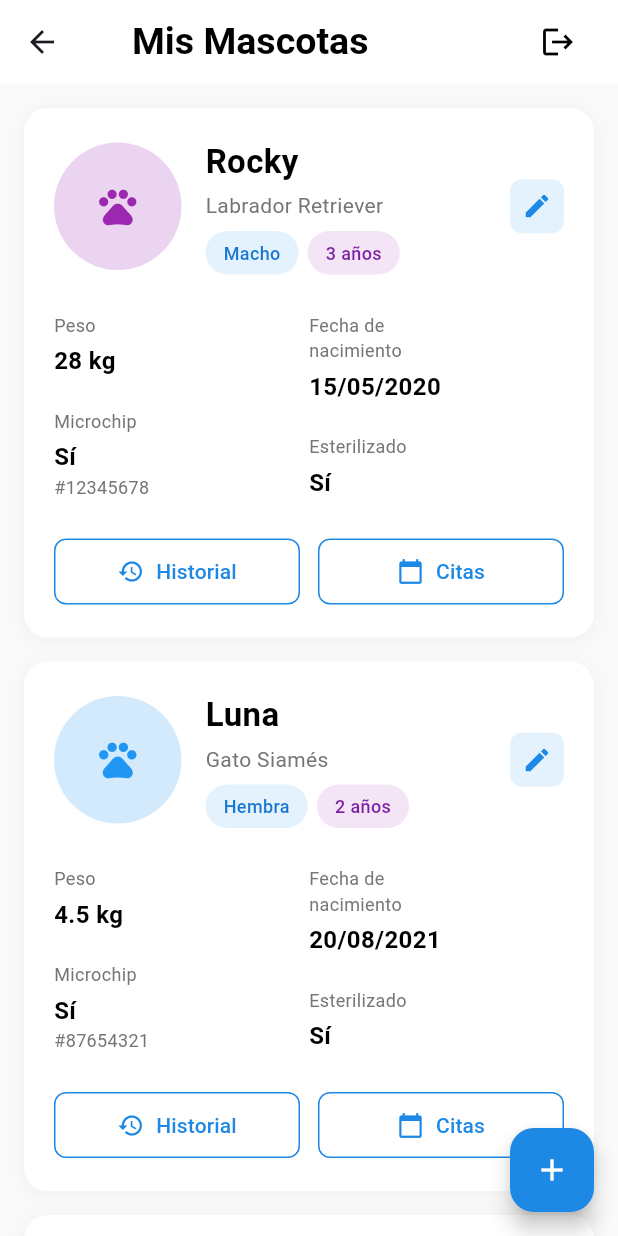
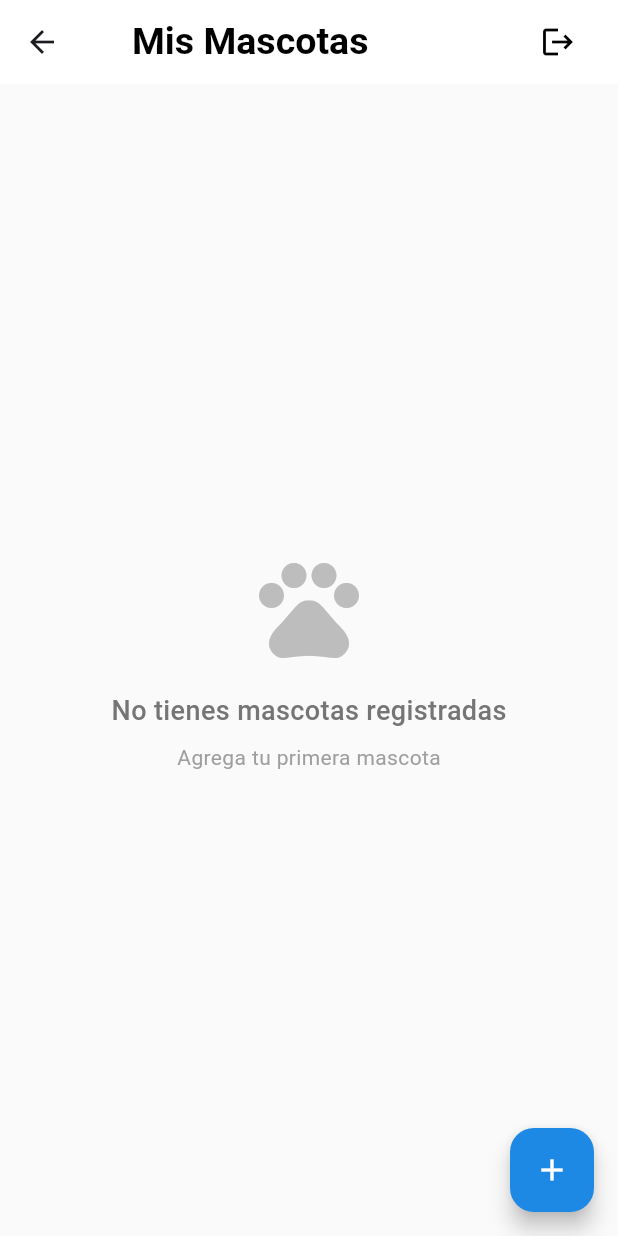
Before and after one commit to PetVital/PetVital-Frontend, a Flutter app: the PetsScreen screen opened by its route, on a phone screen of 412 x 824 dp. Run offline on Flutter 3.47's test engine with Material 3 defaults, Android fonts, the phone set to English and light mode, and no system bars; our stand-ins replace dropdown_button2, flutter_svg, flutter_time_picker_spinner, font_awesome_flutter, get_it, sqflite; accounts and stored records are empty; project files that could hold a hidden picture were left out.

Commit message:
add: pets screen

```diff
--- a/lib/domain/entities/pet.dart
+++ b/lib/domain/entities/pet.dart
@@ -29,7 +29,7 @@ class Pet {
     gender: json['genero'],
     age: json['edad'],
     timeUnit: json['unidad_tiempo'],
-    weight: (json['peso'] as num).toDouble(),
+    weight: double.parse(json['peso'].toString()),
     userId: json['usuario']['user_id'],
   );
 
--- a/lib/ui/pages/pets/pets_screen.dart
+++ b/lib/ui/pages/pets/pets_screen.dart
@@ -1,65 +1,89 @@
 // lib/ui/pages/pets/pets_screen.dart
 import 'package:flutter/material.dart';
+import '../../../data/repositories/local_storage_service.dart';
+import '../../../domain/entities/pet.dart';
 import '../pet_form_screen.dart';
 
-class PetsScreen extends StatelessWidget {
+class PetsScreen extends StatefulWidget {
   const PetsScreen({Key? key}) : super(key: key);
 
-  // Datos simulados de mascotas
-  final List<Map<String, dynamic>> pets = const [
-    {
-      'name': 'Rocky',
-      'breed': 'Labrador Retriever',
-      'gender': 'Macho',
-      'age': 3,
-      'weight': '28 kg',
-      'birthDate': '15/05/2020',
-      'microchip': true,
-      'microchipNumber': '#12345678',
-      'sterilized': true,
-      'color': Colors.purple,
-      'icon': Icons.pets,
-    },
-    {
-      'name': 'Luna',
-      'breed': 'Gato Siamés',
-      'gender': 'Hembra',
-      'age': 2,
-      'weight': '4.5 kg',
-      'birthDate': '20/08/2021',
-      'microchip': true,
-      'microchipNumber': '#87654321',
-      'sterilized': true,
-      'color': Colors.blue,
-      'icon': Icons.pets,
-    },
-    {
-      'name': 'Max',
-      'breed': 'Golden Retriever',
-      'gender': 'Macho',
-      'age': 5,
-      'weight': '32 kg',
-      'birthDate': '10/03/2018',
-      'microchip': false,
-      'microchipNumber': '',
-      'sterilized': true,
-      'color': Colors.amber,
-      'icon': Icons.pets,
-    },
-    {
-      'name': 'Bella',
-      'breed': 'Persa',
-      'gender': 'Hembra',
-      'age': 1,
-      'weight': '3.2 kg',
-      'birthDate': '05/12/2022',
-      'microchip': true,
-      'microchipNumber': '#11223344',
-      'sterilized': false,
-      'color': Colors.teal,
-      'icon': Icons.pets,
-    },
-  ];
+  @override
+  State<PetsScreen> createState() => _PetsScreenState();
+}
+
+class _PetsScreenState extends State<PetsScreen> {
+  List<Pet> pets = [];
+  bool _isLoading = false;
+  final localStorageService = LocalStorageService();
+
+  @override
+  void initState() {
+    super.initState();
+    _loadPets();
+  }
+
+  Future<void> _loadPets() async {
+    setState(() {
+      _isLoading = true;
+    });
+
+    try {
+      final loadedPets = await localStorageService.getAllPets();
+      setState(() {
+        pets = loadedPets;
+      });
+    } catch (e) {
+      print('Error al cargar mascotas: $e');
+    } finally {
+      setState(() {
+        _isLoading = false;
+      });
+    }
+  }
+
+  // Función para obtener el icono según el tipo de mascota
+  IconData _getPetIcon(String type) {
+    switch (type.toLowerCase()) {
+      case 'perro':
+        return Icons.pets;
+      case 'gato':
+        return Icons.pets;
+      case 'ave':
+      case 'pájaro':
+        return Icons.flutter_dash;
+      case 'pez':
+        return Icons.water_drop;
+      case 'conejo':
+        return Icons.cruelty_free;
+      default:
+        return Icons.pets;
+    }
+  }
+
+  // Función para obtener el color según el tipo de mascota
+  Color _getPetColor(String type) {
+    switch (type.toLowerCase()) {
+      case 'perro':
+        return Colors.brown;
+      case 'gato':
+        return Colors.orange;
+      case 'ave':
+      case 'pájaro':
+        return Colors.blue;
+      case 'pez':
+        return Colors.teal;
+      case 'conejo':
+        return Colors.pink;
+      default:
+        return Colors.grey;
+    }
+  }
+
+  Map<String, String> singularUnits = {
+    'años': 'año',
+    'meses': 'mes',
+    'días': 'día',
+  };
 
   @override
   Widget build(BuildContext context) {
@@ -68,9 +92,9 @@ class PetsScreen extends StatelessWidget {
       appBar: AppBar(
         backgroundColor: Colors.white,
         elevation: 0,
-        title: Padding(
-          padding: const EdgeInsets.symmetric(horizontal: 16.0), // Ajusta el margen horizontal
-          child: const Text(
+        title: const Padding(
+          padding: EdgeInsets.symmetric(horizontal: 16.0),
+          child: Text(
             'Mis Mascotas',
             style: TextStyle(
               color: Colors.black,
@@ -87,7 +111,7 @@ class PetsScreen extends StatelessWidget {
               onPressed: () {
                 Navigator.pushNamedAndRemoveUntil(
                   context,
-                  '/', // Ruta definida en la configuración de rutas
+                  '/',
                       (route) => false,
                 );
               },
@@ -95,11 +119,47 @@ class PetsScreen extends StatelessWidget {
           )
         ],
       ),
-      body: ListView.builder(
+      body: _isLoading
+          ? const Center(child: CircularProgressIndicator())
+          : pets.isEmpty
+          ? Center(
+        child: Column(
+          mainAxisAlignment: MainAxisAlignment.center,
+          children: [
+            Icon(
+              Icons.pets,
+              size: 80,
+              color: Colors.grey[400],
+            ),
+            const SizedBox(height: 16),
+            Text(
+              'No tienes mascotas registradas',
+              style: TextStyle(
+                fontSize: 18,
+                color: Colors.grey[600],
+                fontWeight: FontWeight.w500,
+              ),
+            ),
+            const SizedBox(height: 8),
+            Text(
+              'Agrega tu primera mascota',
+              style: TextStyle(
+                fontSize: 14,
+                color: Colors.grey[500],
+              ),
+            ),
+          ],
+        ),
+      )
+          : RefreshIndicator(
+        onRefresh: _loadPets,
+            child: ListView.builder(
               padding: const EdgeInsets.all(16.0),
               itemCount: pets.length,
               itemBuilder: (context, index) {
                 final pet = pets[index];
+                final petColor = _getPetColor(pet.type);
+                final petIcon = _getPetIcon(pet.type);
 
             return Container(
               margin: const EdgeInsets.only(bottom: 16),
@@ -133,13 +193,13 @@ class PetsScreen extends StatelessWidget {
                             width: 85,
                             height: 85,
                             decoration: BoxDecoration(
-                            color: pet['color'].withOpacity(0.2),
+                              color: petColor.withOpacity(0.2),
                               shape: BoxShape.circle,
                             ),
                             child: Icon(
-                            pet['icon'],
+                              petIcon,
                               size: 30,
-                            color: pet['color'],
+                              color: petColor,
                             ),
                           ),
                           const SizedBox(width: 16),
@@ -149,32 +209,25 @@ class PetsScreen extends StatelessWidget {
                               crossAxisAlignment: CrossAxisAlignment.start,
                               children: [
                                 Text(
-                                pet['name'],
+                                  pet.name,
                                   style: const TextStyle(
                                     fontSize: 22,
                                     fontWeight: FontWeight.bold,
                                     color: Colors.black,
                                   ),
                                 ),
-                              const SizedBox(height: 4),
-                              Text(
-                                pet['breed'],
-                                style: TextStyle(
-                                  fontSize: 14,
-                                  color: Colors.grey[600],
-                                ),
-                              ),
                                 const SizedBox(height: 7),
                                 Row(
                                   children: [
                                     Container(
-                                    padding: const EdgeInsets.symmetric(horizontal: 12, vertical: 6),
+                                      padding: const EdgeInsets.symmetric(
+                                          horizontal: 12, vertical: 6),
                                       decoration: BoxDecoration(
                                         color: Colors.blue[50],
                                         borderRadius: BorderRadius.circular(20),
                                       ),
                                       child: Text(
-                                      '${pet['gender']}',
+                                        pet.type,
                                         style: TextStyle(
                                           fontSize: 12,
                                           color: Colors.blue[700],
@@ -184,13 +237,14 @@ class PetsScreen extends StatelessWidget {
                                     ),
                                     const SizedBox(width: 6),
                                     Container(
-                                    padding: const EdgeInsets.symmetric(horizontal: 12, vertical: 6),
+                                      padding: const EdgeInsets.symmetric(
+                                          horizontal: 12, vertical: 6),
                                       decoration: BoxDecoration(
                                         color: Colors.purple[50],
                                         borderRadius: BorderRadius.circular(20),
                                       ),
                                       child: Text(
-                                      '${pet['age']} años',
+                                        '${pet.age} ${pet.age == 1 ? singularUnits[pet.timeUnit] ?? pet.timeUnit : pet.timeUnit}',
                                         style: TextStyle(
                                           fontSize: 12,
                                           color: Colors.purple[700],
@@ -200,7 +254,6 @@ class PetsScreen extends StatelessWidget {
                                     )
                                   ],
                                 )
-
                               ],
                             ),
                           ),
@@ -243,44 +296,11 @@ class PetsScreen extends StatelessWidget {
                                     ),
                                     const SizedBox(height: 4),
                                     Text(
-                                    pet['weight'],
+                                      '${pet.weight} kg',
                                       style: const TextStyle(
                                         fontSize: 16,
                                         fontWeight: FontWeight.w600,
                                         color: Colors.black,
-                                    ),
-                                  ),
-                                ],
-                              ),
-
-                              const SizedBox(height: 20),
-
-                              // Microchip
-                              Column(
-                                crossAxisAlignment: CrossAxisAlignment.start,
-                                children: [
-                                  Text(
-                                    'Microchip',
-                                    style: TextStyle(
-                                      fontSize: 12,
-                                      color: Colors.grey[600],
-                                    ),
-                                  ),
-                                  const SizedBox(height: 4),
-                                  Text(
-                                    pet['microchip'] ? 'Sí' : 'No',
-                                    style: const TextStyle(
-                                      fontSize: 16,
-                                      fontWeight: FontWeight.w600,
-                                      color: Colors.black,
-                                    ),
-                                  ),
-                                  if (pet['microchip'] && pet['microchipNumber'].isNotEmpty)
-                                    Text(
-                                      pet['microchipNumber'],
-                                      style: TextStyle(
-                                        fontSize: 12,
-                                        color: Colors.grey[600],
                                       ),
                                     ),
                                   ],
@@ -294,19 +314,12 @@ class PetsScreen extends StatelessWidget {
                             child: Column(
                               crossAxisAlignment: CrossAxisAlignment.start,
                               children: [
-                              // Fecha de nacimiento
+                                // Genero
                                 Column(
                                   crossAxisAlignment: CrossAxisAlignment.start,
                                   children: [
                                     Text(
-                                    'Fecha de',
-                                    style: TextStyle(
-                                      fontSize: 12,
-                                      color: Colors.grey[600],
-                                    ),
-                                  ),
-                                  Text(
-                                    'nacimiento',
+                                      'Sexo',
                                       style: TextStyle(
                                         fontSize: 12,
                                         color: Colors.grey[600],
@@ -314,32 +327,7 @@ class PetsScreen extends StatelessWidget {
                                     ),
                                     const SizedBox(height: 4),
                                     Text(
-                                    pet['birthDate'],
-                                    style: const TextStyle(
-                                      fontSize: 16,
-                                      fontWeight: FontWeight.w600,
-                                      color: Colors.black,
-                                    ),
-                                  ),
-                                ],
-                              ),
-
-                              const SizedBox(height: 20),
-
-                              // Esterilizado
-                              Column(
-                                crossAxisAlignment: CrossAxisAlignment.start,
-                                children: [
-                                  Text(
-                                    'Esterilizado',
-                                    style: TextStyle(
-                                      fontSize: 12,
-                                      color: Colors.grey[600],
-                                    ),
-                                  ),
-                                  const SizedBox(height: 4),
-                                  Text(
-                                    pet['sterilized'] ? 'Sí' : 'No',
+                                      '${pet.gender}',
                                       style: const TextStyle(
                                         fontSize: 16,
                                         fontWeight: FontWeight.w600,
@@ -421,17 +409,22 @@ class PetsScreen extends StatelessWidget {
             );
           },
         ),
+      ),
       floatingActionButton: FloatingActionButton(
         backgroundColor: Colors.blue[600],
         child: const Icon(Icons.add, color: Colors.white),
-        onPressed: () {
-          //sino tiene mascotas lleva al formulario
-          Navigator.push(
+        onPressed: () async {
+          final result = await Navigator.push(
             context,
             MaterialPageRoute(
               builder: (context) => const PetFormScreen(isFirstTime: false),
             ),
           );
+
+          // Si se agregó una nueva mascota, recargar la lista
+          if (result == true) {
+            _loadPets();
+          }
         },
       ),
     );
```
Lines whose indentation alone changed are shown as unchanged.
